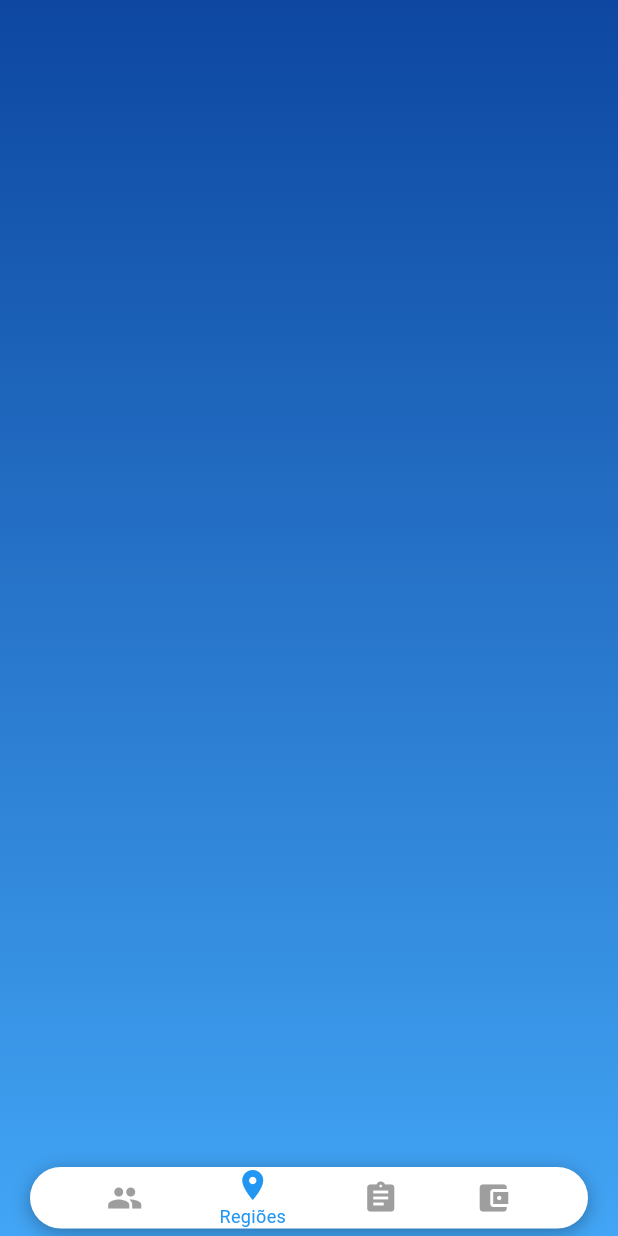
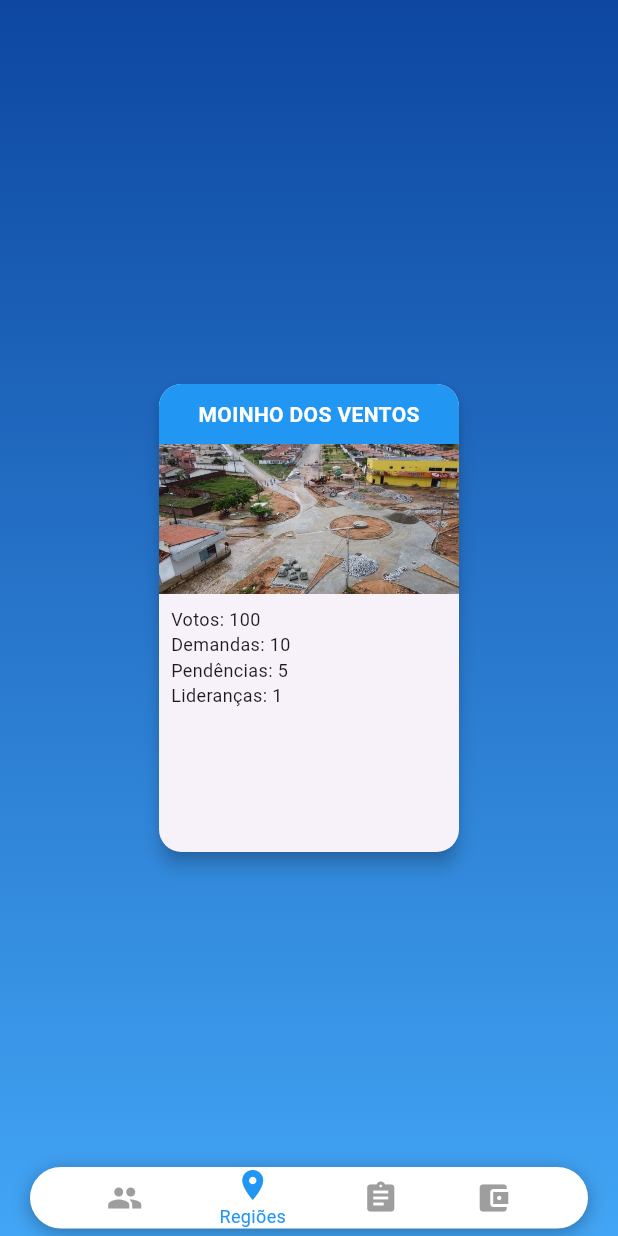
Before and after one commit to Israel-Silvestre/campanha, a Flutter app: the HomePage screen opened directly, item 2 of the bottom bar chosen, on a phone screen of 412 x 824 dp. Run offline on Flutter 3.47's test engine with Material 3 defaults, Android fonts, the phone set to English and light mode, and no system bars; drawn by our look-alikes of carousel_slider; our stand-ins replace fl_chart.

Commit message:
chore: cards das regiões

```diff
--- a/lib/Models/lideranca.dart
+++ b/lib/Models/lideranca.dart
@@ -1,3 +1,5 @@
+import 'regiao.dart';
+
 class Lideranca {
   final String nome;
   final String fotoAsset;
--- a/lib/Models/regiao.dart
+++ b/lib/Models/regiao.dart
@@ -1,13 +1,28 @@
-class Region {
+import 'lideranca.dart';
+
+class Regiao {
   final String nome;
-  final String descricao;
-  final int lideres;
-  final int populacao;
+  final List<Lideranca> liderancas;
+  final int votos;
+  final int demandas;
+  final int pendencias;
+  final String imageUrl;
 
-  Region({
+  Regiao({
     required this.nome,
-    required this.descricao,
-    required this.lideres,
-    required this.populacao,
+    required this.liderancas,
+    required this.votos,
+    required this.demandas,
+    required this.pendencias,
+    required this.imageUrl,
   });
+
+
+  void adicionarLideranca(Lideranca lideranca) {
+    liderancas.add(lideranca);
+  }
+
+  void removeLideranca(Lideranca lideranca) {
+    liderancas.remove(lideranca);
+  }
 }
--- a/lib/Pages/HomePage/home_page.dart
+++ b/lib/Pages/HomePage/home_page.dart
@@ -1,3 +1,4 @@
+import 'package:campanha/Pages/Regi%C3%A3oPage/show_region.dart';
 import 'package:flutter/material.dart';
 import 'package:flutter/rendering.dart';
 import '../LiderançasPage/liderancas_show_page.dart';
@@ -51,6 +52,7 @@ class _HomePageState extends State<HomePage> {
               index: _selectedIndex,
               children: [
                 LeaderManagementPage(scrollController: _scrollController),
+                RegioesPage()
                 // Adicione outras páginas aqui conforme necessário
               ],
             ),
--- /dev/null
+++ b/lib/Pages/RegiãoPage/Components/region_card.dart
@@ -0,0 +1,54 @@
+import 'package:flutter/material.dart';
+
+import '../../../Models/regiao.dart';
+
+class RegiaoCard extends StatelessWidget {
+  final Regiao regiao;
+
+  RegiaoCard({required this.regiao});
+
+  @override
+  Widget build(BuildContext context) {
+    return Card(
+      shape: RoundedRectangleBorder(borderRadius: BorderRadius.circular(15)),
+      elevation: 5,
+      child: Column(
+        crossAxisAlignment: CrossAxisAlignment.start,
+        children: [
+          Container(
+            width: 200,
+            decoration: BoxDecoration(
+              color: Colors.blue,
+              borderRadius: BorderRadius.vertical(top: Radius.circular(15)),
+            ),
+            padding: EdgeInsets.all(10),
+            child: Center(
+              child: Text(
+                regiao.nome.toUpperCase(),
+                style: TextStyle(color: Colors.white, fontWeight: FontWeight.bold),
+              ),
+            ),
+          ),
+          Image.asset(
+            regiao.imageUrl,
+            width: 200,
+            height: 100,
+            fit: BoxFit.cover,
+          ),
+          Padding(
+            padding: const EdgeInsets.all(8.0),
+            child: Column(
+              crossAxisAlignment: CrossAxisAlignment.start,
+              children: [
+                Text('Votos: ${regiao.votos}', style: TextStyle(fontSize: 12)),
+                Text('Demandas: ${regiao.demandas}', style: TextStyle(fontSize: 12)),
+                Text('Pendências: ${regiao.pendencias}', style: TextStyle(fontSize: 12)),
+                Text('Lideranças: ${regiao.liderancas.length}', style: TextStyle(fontSize: 12)),
+              ],
+            ),
+          ),
+        ],
+      ),
+    );
+  }
+}
--- /dev/null
+++ b/lib/Pages/RegiãoPage/show_region.dart
@@ -0,0 +1,90 @@
+import 'package:flutter/material.dart';
+import 'package:carousel_slider/carousel_slider.dart';
+
+import '../../Models/lideranca.dart';
+import '../../Models/regiao.dart';
+import 'Components/region_card.dart';
+
+class RegioesPage extends StatelessWidget {
+  @override
+  Widget build(BuildContext context) {
+    // Criando algumas regiões e lideranças de exemplo
+    Regiao regiao1 = Regiao(
+      nome: 'moinho dos ventos',
+      liderancas: [
+        Lideranca(
+          nome: 'Liderança 1',
+          fotoAsset: 'assets/lideranca1.png',
+          votos: 50,
+          regiao: 'Região Norte',
+          demandas: 5,
+          pendencias: 2,
+        ),
+      ],
+      votos: 100,
+      demandas: 10,
+      pendencias: 5,
+      imageUrl: 'assets/region.png',
+    );
+
+    Regiao regiao2 = Regiao(
+      nome: 'Centro',
+      liderancas: [
+        Lideranca(
+          nome: 'Liderança 2',
+          fotoAsset: 'assets/lideranca2.png',
+          votos: 60,
+          regiao: 'Região Sul',
+          demandas: 6,
+          pendencias: 3,
+        ),
+      ],
+      votos: 150,
+      demandas: 20,
+      pendencias: 7,
+      imageUrl: 'assets/centro.png',
+    );
+
+    Regiao regiao3 = Regiao(
+      nome: 'vila de fátima',
+      liderancas: [
+        Lideranca(
+          nome: 'Liderança 3',
+          fotoAsset: 'assets/lideranca3.png',
+          votos: 70,
+          regiao: 'Região Central',
+          demandas: 7,
+          pendencias: 4,
+        ),
+      ],
+      votos: 200,
+      demandas: 15,
+      pendencias: 10,
+      imageUrl: 'assets/vila.png',
+    );
+
+    List<Regiao> regioes = [regiao1, regiao2, regiao3];
+
+    return Center(
+      child: CarouselSlider(
+        options: CarouselOptions(
+          height: 400.0,
+          enlargeCenterPage: true,
+          enableInfiniteScroll: false,
+          initialPage: 0,
+          autoPlay: false,
+        ),
+        items: regioes.map((regiao) {
+          return Builder(
+            builder: (BuildContext context) {
+              return Padding(
+                padding: const EdgeInsets.all(40.0),
+                child: RegiaoCard(regiao: regiao),
+              );
+            },
+          );
+        }).toList(),
+      ),
+    );
+  }
+}
--- a/pubspec.yaml
+++ b/pubspec.yaml
@@ -58,6 +58,8 @@ flutter:
   - assets/logo.png
   - assets/img.png
   - assets/region.png
+  - assets/vila.png
+  - assets/centro.png
 
   # The following line ensures that the Material Icons font is
   # included with your application, so that you can use the icons in
```
Also changed, not shown: assets/vila.png (added), 1 other file.
